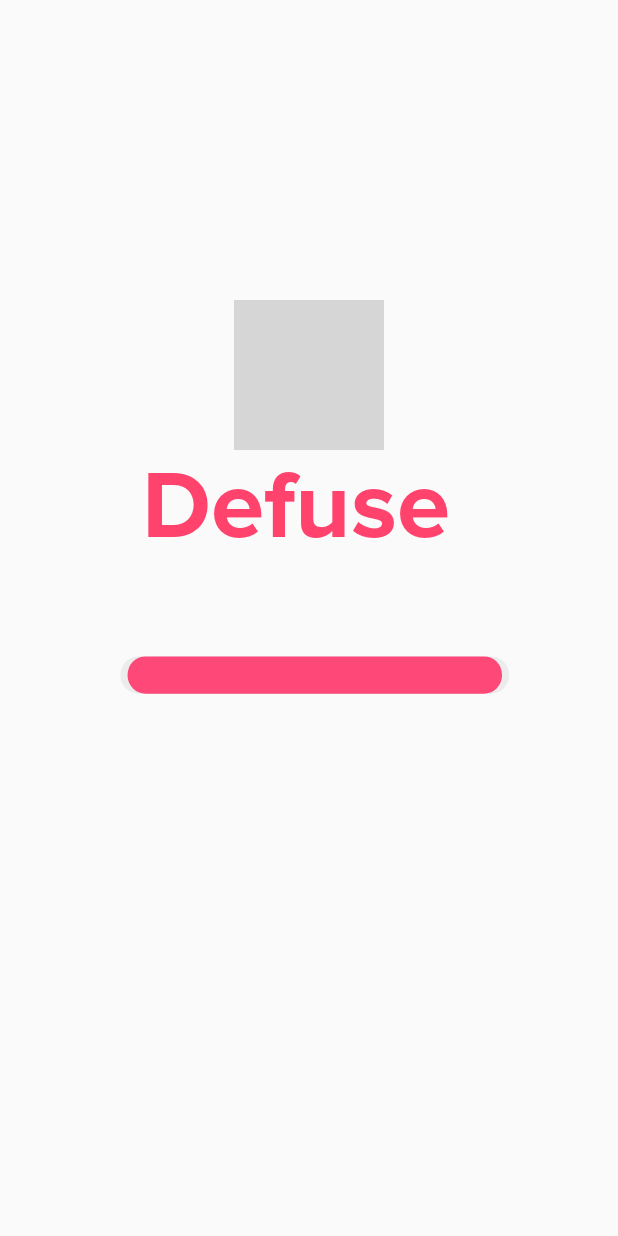
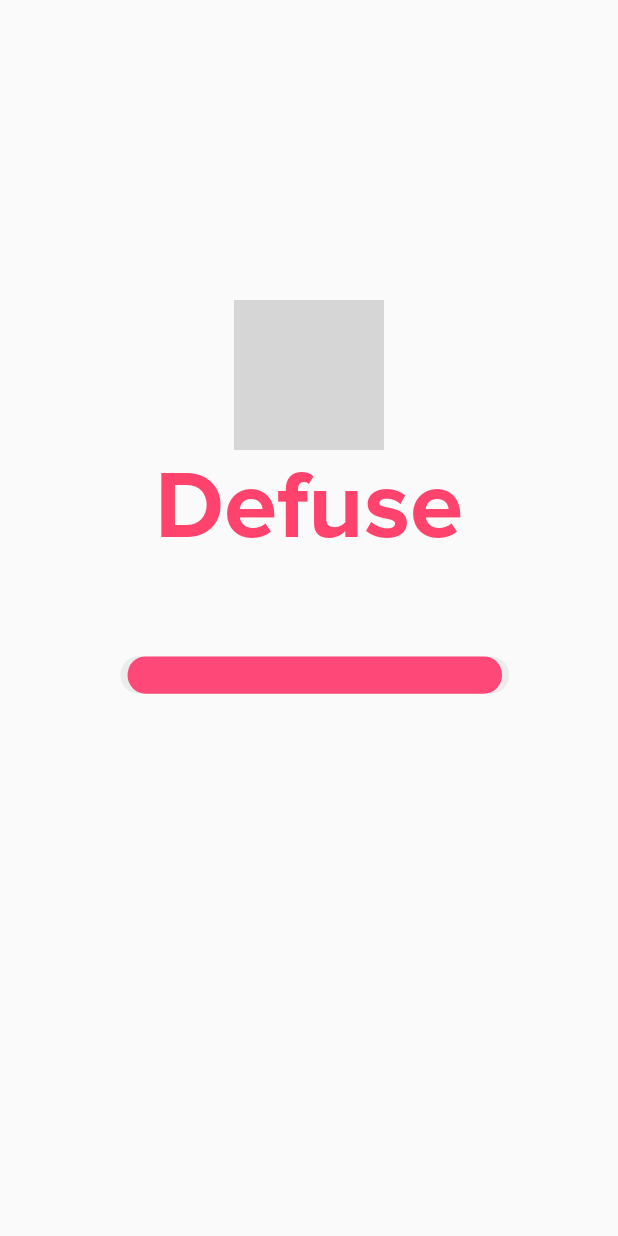
Before and after one commit to Jaxon1517/Scheduler, an Android app: the layout activity_main.xml on its own in the app's theme, with its tools: preview values and no code run, on a phone screen of 412 x 824 dp. Run offline under Robolectric (Android 15) with nearby library versions, the phone set to English and light mode, and no system bars; grey boxes are pictures that could not be loaded.

Commit message:
Fixed MainActivity

```diff
--- a/app/src/main/res/layout/activity_main.xml
+++ b/app/src/main/res/layout/activity_main.xml
@@ -15,11 +15,11 @@
         android:layout_height="100dp"
         android:layout_marginTop="200dp"
         android:layout_gravity="center"
-        tools:srcCompat="@drawable/defuse" />
+        app:srcCompat="@drawable/defuse" />
 
     <TextView
         android:id="@+id/textView13"
-        android:layout_width="222dp"
+        android:layout_width="wrap_content"
         android:layout_height="wrap_content"
         android:fontFamily="@font/proxima_nova"
         android:text="Defuse"
```
